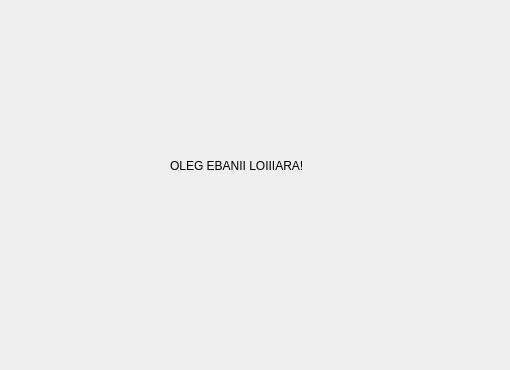
Before: the Qt Designer form mainwindow2.ui in LektorSpb/organizator, drawn with Qt 5; both pictures show x 0 to 510 and y 0 to 370 of the 800 by 600 pixel window.
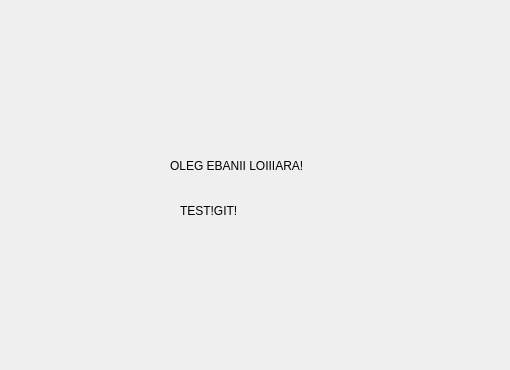
After: the same form once the commit is applied.

Diff of the .ui file:
```diff
--- a/mainwindow2.ui
+++ b/mainwindow2.ui
@@ -27,6 +27,19 @@
      <string>OLEG EBANII LOIIIARA!</string>
     </property>
    </widget>
+   <widget class="QLabel" name="label_2">
+    <property name="geometry">
+     <rect>
+      <x>180</x>
+      <y>190</y>
+      <width>181</width>
+      <height>41</height>
+     </rect>
+    </property>
+    <property name="text">
+     <string>TEST!GIT!</string>
+    </property>
+   </widget>
   </widget>
   <widget class="QMenuBar" name="menubar">
    <property name="geometry">
```
